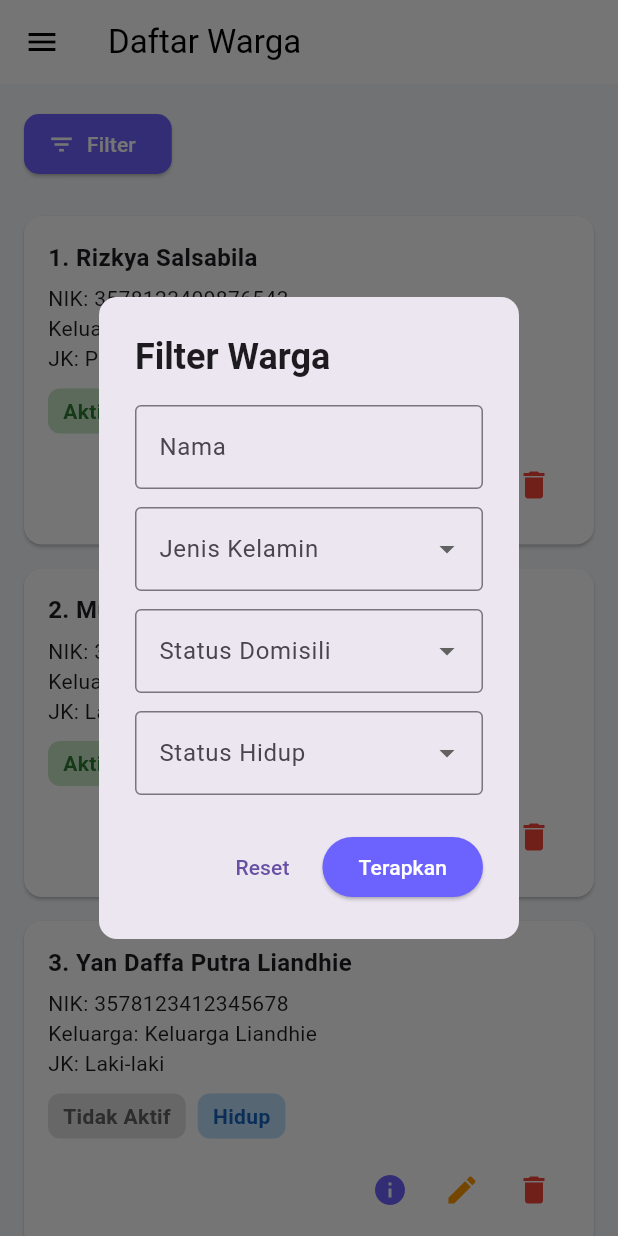
After one commit to rockhubzz/Jawara, a Flutter app: the DaftarWargaPage screen opened by its route, after a tap on "Filter", on a phone screen of 412 x 824 dp. The commit adds this screen. Run offline on Flutter 3.47's test engine with Material 3 defaults, Android fonts, the phone set to English and light mode, and no system bars; our stand-ins replace fl_chart, go_router.

Commit message:
menambahkan fitur: daftar warga

```diff
--- /dev/null
+++ b/lib/data_warga_rumah/daftar_warga_page.dart
@@ -0,0 +1,381 @@
+import 'package:flutter/material.dart';
+import 'package:go_router/go_router.dart';
+import 'package:jawara/widgets/appDrawer.dart';
+
+class DaftarWargaPage extends StatefulWidget {
+  const DaftarWargaPage({super.key});
+
+  @override
+  State<DaftarWargaPage> createState() => _DaftarWargaPageState();
+}
+
+class _DaftarWargaPageState extends State<DaftarWargaPage> {
+  final List<Map<String, String>> wargaList = [
+    {
+      'no': '1',
+      'nama': 'Rizkya Salsabila',
+      'nik': '3578123409876543',
+      'keluarga': 'Keluarga Salsabila',
+      'jenis_kelamin': 'Perempuan',
+      'status_domisili': 'Aktif',
+      'status_hidup': 'Hidup',
+    },
+    {
+      'no': '2',
+      'nama': 'Muhammad Rifda Musyaffa’',
+      'nik': '3578123401234567',
+      'keluarga': 'Keluarga Musyaffa’',
+      'jenis_kelamin': 'Laki-laki',
+      'status_domisili': 'Aktif',
+      'status_hidup': 'Hidup',
+    },
+    {
+      'no': '3',
+      'nama': 'Yan Daffa Putra Liandhie',
+      'nik': '3578123412345678',
+      'keluarga': 'Keluarga Liandhie',
+      'jenis_kelamin': 'Laki-laki',
+      'status_domisili': 'Tidak Aktif',
+      'status_hidup': 'Hidup',
+    },
+    {
+      'no': '4',
+      'nama': 'Dwi Ahmad Khairy',
+      'nik': '3578123423456789',
+      'keluarga': 'Keluarga Khairy',
+      'jenis_kelamin': 'Laki-laki',
+      'status_domisili': 'Aktif',
+      'status_hidup': 'Hidup',
+    },
+    {
+      'no': '5',
+      'nama': 'Abdullah Shamil Basayev',
+      'nik': '3578123434567890',
+      'keluarga': 'Keluarga Basayev',
+      'jenis_kelamin': 'Laki-laki',
+      'status_domisili': 'Tidak Aktif',
+      'status_hidup': 'Wafat',
+    },
+  ];
+
+  List<Map<String, String>> filteredList = [];
+  String filterNama = '';
+  String filterJenisKelamin = '';
+  String filterStatusDomisili = '';
+  String filterStatusHidup = '';
+
+  @override
+  void initState() {
+    super.initState();
+    filteredList = List.from(wargaList);
+  }
+
+  void openFilterDialog() {
+    String tempNama = filterNama;
+    String tempJK = filterJenisKelamin;
+    String tempDomisili = filterStatusDomisili;
+    String tempHidup = filterStatusHidup;
+
+    showDialog(
+      context: context,
+      builder: (context) => AlertDialog(
+        shape: RoundedRectangleBorder(borderRadius: BorderRadius.circular(12)),
+        title: const Text(
+          "Filter Warga",
+          style: TextStyle(fontWeight: FontWeight.bold),
+        ),
+        content: Column(
+          mainAxisSize: MainAxisSize.min,
+          children: [
+            TextField(
+              decoration: const InputDecoration(
+                labelText: "Nama",
+                hintText: "Cari nama...",
+                border: OutlineInputBorder(),
+              ),
+              controller: TextEditingController(text: tempNama),
+              onChanged: (value) => tempNama = value,
+            ),
+            const SizedBox(height: 12),
+            DropdownButtonFormField<String>(
+              decoration: const InputDecoration(
+                labelText: "Jenis Kelamin",
+                border: OutlineInputBorder(),
+              ),
+              value: tempJK.isEmpty ? null : tempJK,
+              items: const [
+                DropdownMenuItem(value: "Laki-laki", child: Text("Laki-laki")),
+                DropdownMenuItem(value: "Perempuan", child: Text("Perempuan")),
+              ],
+              onChanged: (value) => tempJK = value ?? '',
+            ),
+            const SizedBox(height: 12),
+            DropdownButtonFormField<String>(
+              decoration: const InputDecoration(
+                labelText: "Status Domisili",
+                border: OutlineInputBorder(),
+              ),
+              value: tempDomisili.isEmpty ? null : tempDomisili,
+              items: const [
+                DropdownMenuItem(value: "Aktif", child: Text("Aktif")),
+                DropdownMenuItem(
+                  value: "Tidak Aktif",
+                  child: Text("Tidak Aktif"),
+                ),
+              ],
+              onChanged: (value) => tempDomisili = value ?? '',
+            ),
+            const SizedBox(height: 12),
+            DropdownButtonFormField<String>(
+              decoration: const InputDecoration(
+                labelText: "Status Hidup",
+                border: OutlineInputBorder(),
+              ),
+              value: tempHidup.isEmpty ? null : tempHidup,
+              items: const [
+                DropdownMenuItem(value: "Hidup", child: Text("Hidup")),
+                DropdownMenuItem(value: "Wafat", child: Text("Wafat")),
+              ],
+              onChanged: (value) => tempHidup = value ?? '',
+            ),
+          ],
+        ),
+        actions: [
+          TextButton(
+            onPressed: () {
+              setState(() {
+                filterNama = '';
+                filterJenisKelamin = '';
+                filterStatusDomisili = '';
+                filterStatusHidup = '';
+                filteredList = List.from(wargaList);
+              });
+              Navigator.pop(context);
+            },
+            child: const Text("Reset"),
+          ),
+          ElevatedButton(
+            style: ElevatedButton.styleFrom(
+              backgroundColor: const Color(0xFF6C63FF),
+              foregroundColor: Colors.white,
+            ),
+            onPressed: () {
+              setState(() {
+                filterNama = tempNama;
+                filterJenisKelamin = tempJK;
+                filterStatusDomisili = tempDomisili;
+                filterStatusHidup = tempHidup;
+
+                filteredList = wargaList.where((w) {
+                  final matchNama = w['nama']!.toLowerCase().contains(
+                    filterNama.toLowerCase(),
+                  );
+                  final matchJK = filterJenisKelamin.isEmpty
+                      ? true
+                      : w['jenis_kelamin'] == filterJenisKelamin;
+                  final matchDomisili = filterStatusDomisili.isEmpty
+                      ? true
+                      : w['status_domisili'] == filterStatusDomisili;
+                  final matchHidup = filterStatusHidup.isEmpty
+                      ? true
+                      : w['status_hidup'] == filterStatusHidup;
+                  return matchNama && matchJK && matchDomisili && matchHidup;
+                }).toList();
+              });
+              Navigator.pop(context);
+            },
+            child: const Text("Terapkan"),
+          ),
+        ],
+      ),
+    );
+  }
+
+  @override
+  Widget build(BuildContext context) {
+    return Scaffold(
+      backgroundColor: const Color(0xFFF7F9FC),
+      appBar: AppBar(
+        title: const Text(
+          "Daftar Warga",
+          style: TextStyle(color: Colors.black),
+        ),
+        backgroundColor: Colors.white,
+        elevation: 0,
+        iconTheme: const IconThemeData(color: Colors.black),
+      ),
+      drawer: AppDrawer(email: 'admin1@mail.com'),
+      body: SingleChildScrollView(
+        padding: const EdgeInsets.all(16),
+        child: Column(
+          children: [
+            Align(
+              alignment: Alignment.centerLeft,
+              child: ElevatedButton.icon(
+                style: ElevatedButton.styleFrom(
+                  backgroundColor: const Color(0xFF6C63FF),
+                  foregroundColor: Colors.white,
+                  shape: RoundedRectangleBorder(
+                    borderRadius: BorderRadius.circular(10),
+                  ),
+                ),
+                onPressed: openFilterDialog,
+                icon: const Icon(Icons.filter_list),
+                label: const Text("Filter"),
+              ),
+            ),
+            const SizedBox(height: 16),
+            Column(
+              children: filteredList.map((w) {
+                return Card(
+                  color: Colors.white,
+                  margin: const EdgeInsets.symmetric(vertical: 8),
+                  shape: RoundedRectangleBorder(
+                    borderRadius: BorderRadius.circular(12),
+                  ),
+                  child: Padding(
+                    padding: const EdgeInsets.all(16),
+                    child: Column(
+                      crossAxisAlignment: CrossAxisAlignment.start,
+                      children: [
+                        Text(
+                          "${w['no']}. ${w['nama']}",
+                          style: const TextStyle(
+                            fontSize: 16,
+                            fontWeight: FontWeight.bold,
+                          ),
+                        ),
+                        const SizedBox(height: 6),
+                        Text("NIK: ${w['nik']}"),
+                        Text("Keluarga: ${w['keluarga']}"),
+                        Text("JK: ${w['jenis_kelamin']}"),
+                        const SizedBox(height: 10),
+
+                        // Tambahan Badge Status
+                        Row(
+                          children: [
+                            Container(
+                              padding: const EdgeInsets.symmetric(
+                                horizontal: 10,
+                                vertical: 5,
+                              ),
+                              decoration: BoxDecoration(
+                                color: w['status_domisili'] == 'Aktif'
+                                    ? Colors.green[100]
+                                    : Colors.grey[300],
+                                borderRadius: BorderRadius.circular(8),
+                              ),
+                              child: Text(
+                                w['status_domisili']!,
+                                style: TextStyle(
+                                  color: w['status_domisili'] == 'Aktif'
+                                      ? Colors.green[800]
+                                      : Colors.grey[700],
+                                  fontWeight: FontWeight.bold,
+                                ),
+                              ),
+                            ),
+                            const SizedBox(width: 8),
+                            Container(
+                              padding: const EdgeInsets.symmetric(
+                                horizontal: 10,
+                                vertical: 5,
+                              ),
+                              decoration: BoxDecoration(
+                                color: w['status_hidup'] == 'Hidup'
+                                    ? Colors.blue[100]
+                                    : Colors.red[100],
+                                borderRadius: BorderRadius.circular(8),
+                              ),
+                              child: Text(
+                                w['status_hidup']!,
+                                style: TextStyle(
+                                  color: w['status_hidup'] == 'Hidup'
+                                      ? Colors.blue[800]
+                                      : Colors.red[800],
+                                  fontWeight: FontWeight.bold,
+                                ),
+                              ),
+                            ),
+                          ],
+                        ),
+
+                        const SizedBox(height: 10),
+
+                        // Tombol Aksi (Detail, Edit, Hapus)
+                        Row(
+                          mainAxisAlignment: MainAxisAlignment.end,
+                          children: [
+                            IconButton(
+                              icon: const Icon(
+                                Icons.info,
+                                color: Color(0xFF6C63FF),
+                              ),
+                              tooltip: 'Detail',
+                              onPressed: () {
+                                // Navigasi ke halaman detail
+                              },
+                            ),
+                            IconButton(
+                              icon: const Icon(
+                                Icons.edit,
+                                color: Colors.orange,
+                              ),
+                              tooltip: 'Edit',
+                              onPressed: () {
+                                // context.go('/data_warga/edit/${w['no']}');
+                              },
+                            ),
+                            IconButton(
+                              icon: const Icon(Icons.delete, color: Colors.red),
+                              tooltip: 'Hapus',
+                              onPressed: () {
+                                showDialog(
+                                  context: context,
+                                  builder: (ctx) => AlertDialog(
+                                    title: const Text("Konfirmasi Hapus"),
+                                    content: Text(
+                                      "Yakin ingin menghapus data ${w['nama']}?",
+                                    ),
+                                    actions: [
+                                      TextButton(
+                                        onPressed: () => Navigator.pop(ctx),
+                                        child: const Text("Batal"),
+                                      ),
+                                      ElevatedButton(
+                                        style: ElevatedButton.styleFrom(
+                                          backgroundColor: Colors.red,
+                                          foregroundColor: Colors.white,
+                                        ),
+                                        onPressed: () {
+                                          setState(() {
+                                            wargaList.removeWhere(
+                                              (item) => item['no'] == w['no'],
+                                            );
+                                            filteredList.removeWhere(
+                                              (item) => item['no'] == w['no'],
+                                            );
+                                          });
+                                          Navigator.pop(ctx);
+                                        },
+                                        child: const Text("Hapus"),
+                                      ),
+                                    ],
+                                  ),
+                                );
+                              },
+                            ),
+                          ],
+                        ),
+                      ],
+                    ),
+                  ),
+                );
+              }).toList(),
+            ),
+          ],
+        ),
+      ),
+    );
+  }
+}
--- a/lib/main.dart
+++ b/lib/main.dart
@@ -2,6 +2,7 @@ import 'package:flutter/material.dart';
 import 'package:go_router/go_router.dart';
 import 'package:jawara/pemasukan/tagih_iuran_page.dart';
 import 'package:jawara/data_warga_rumah/daftar_rumah_page.dart';
+import 'package:jawara/data_warga_rumah/daftar_warga_page.dart';
 import 'package:jawara/data_warga_rumah/tambahRumah_page.dart';
 import 'package:jawara/data_warga_rumah/tambahWarga_page.dart';
 import 'Kegiatan & Broadcast/KegiatanTambah.dart';
@@ -62,6 +63,10 @@ class MyApp extends StatelessWidget {
           builder: (context, state) => const DaftarRumahPage(),
         ),
         GoRoute(
+          path: '/data_warga_rumah/daftarWarga',
+          builder: (context, state) => const DaftarWargaPage(),
+        ),
+        GoRoute(
           path: '/pemasukan/tagihIuran',
           builder: (context, state) => const TagihIuranPage(),
         ),
--- a/lib/widgets/appDrawer.dart
+++ b/lib/widgets/appDrawer.dart
@@ -156,6 +156,11 @@ class AppDrawer extends StatelessWidget {
                 icon: Icons.people_alt_outlined,
                 route: '/data_warga_rumah/tambahWarga',
               ),
+              buildNavTile(
+                title: "Warga - Daftar",
+                icon: Icons.apartment_outlined,
+                route: '/data_warga_rumah/daftarWarga',
+              ),
             ],
           ),
 
```
